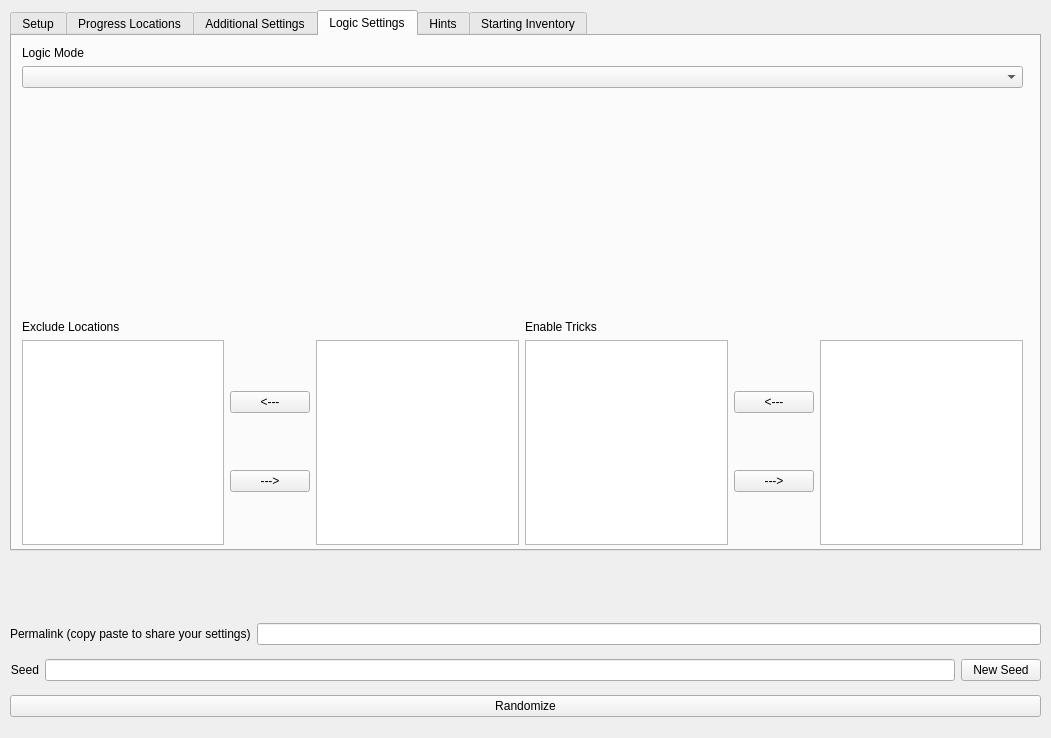
Above: gui/randogui.ui from ssrando/ssrando before the change. Below: the same form after it.
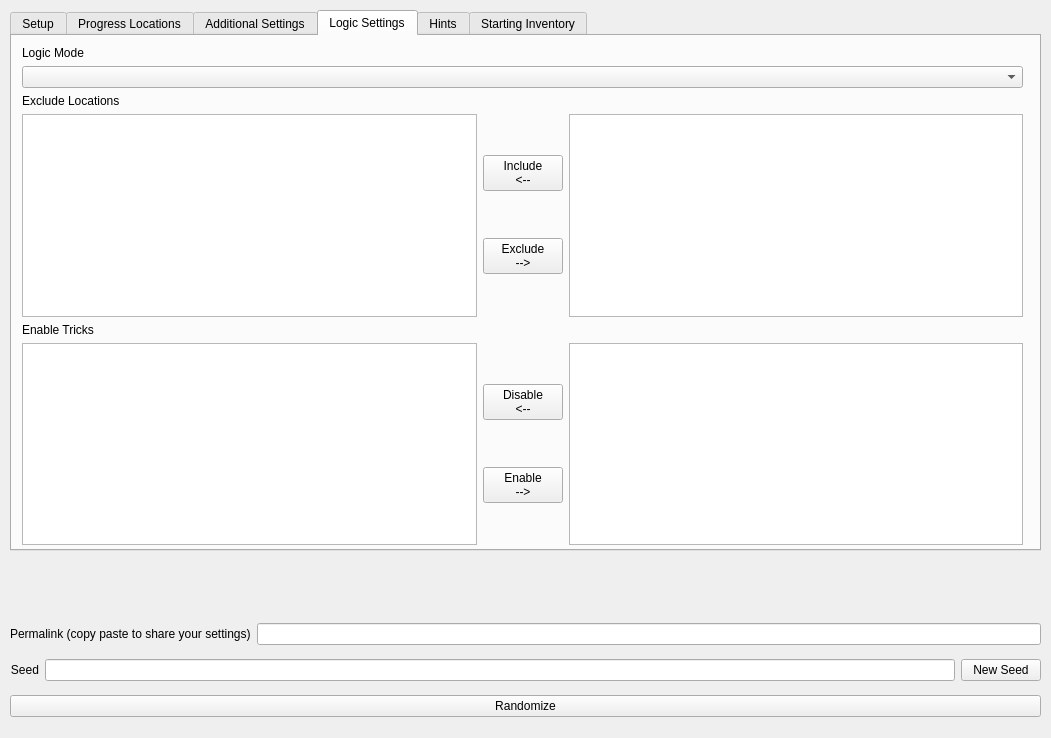
That is the form after the change. The open tabs and pages were chosen to show the change.

Commit message:
Exclude Individual Locations (#282)
* basic wiring for excluded locations

* exclude locations properly based on option

* format

* pr changes

* fix sorting (i guess)

* format

Patch:
```diff
--- a/gui/randogui.ui
+++ b/gui/randogui.ui
@@ -64,7 +64,7 @@
      <string/>
     </property>
     <property name="currentIndex">
-     <number>2</number>
+     <number>3</number>
     </property>
     <widget class="QWidget" name="tab">
      <attribute name="title">
@@ -1561,21 +1561,6 @@
         <widget class="QComboBox" name="option_logic_mode"/>
        </item>
        <item>
-        <spacer name="verticalSpacer_7">
-         <property name="orientation">
-          <enum>Qt::Vertical</enum>
-         </property>
-         <property name="sizeHint" stdset="0">
-          <size>
-           <width>20</width>
-           <height>40</height>
-          </size>
-         </property>
-        </spacer>
-       </item>
-       <item>
-        <layout class="QHBoxLayout" name="horizontalLayout_2">
-         <item>
           <layout class="QVBoxLayout" name="verticalLayout_19">
            <item>
             <widget class="QLabel" name="label">
@@ -1587,28 +1572,30 @@
            <item>
             <layout class="QHBoxLayout" name="horizontalLayout_17">
              <item>
-              <widget class="QListView" name="enabled_locations"/>
+            <widget class="QListView" name="included_locations"/>
              </item>
              <item>
               <layout class="QVBoxLayout" name="verticalLayout_20">
                <item>
-                <widget class="QPushButton" name="enable_location">
+              <widget class="QPushButton" name="include_location">
                  <property name="text">
-                  <string>&lt;---</string>
+                <string>Include
+&lt;--</string>
                  </property>
                 </widget>
                </item>
                <item>
-                <widget class="QPushButton" name="disable_location">
+              <widget class="QPushButton" name="exclude_location">
                  <property name="text">
-                  <string>---&gt;</string>
+                <string>Exclude
+--&gt;</string>
                  </property>
                 </widget>
                </item>
               </layout>
              </item>
              <item>
-              <widget class="QListWidget" name="disabled_locations"/>
+            <widget class="QListView" name="excluded_locations"/>
              </item>
             </layout>
            </item>
@@ -1626,31 +1613,35 @@
            <item>
             <layout class="QHBoxLayout" name="horizontalLayout_18">
              <item>
-              <widget class="QListView" name="enabled_tricks"/>
+            <widget class="QListView" name="disabled_tricks">
+             <property name="toolTip">
+              <string>test</string>
+             </property>
+            </widget>
              </item>
              <item>
               <layout class="QVBoxLayout" name="verticalLayout_21">
-               <item>
-                <widget class="QPushButton" name="enable_trick">
-                 <property name="text">
-                  <string>&lt;---</string>
-                 </property>
-                </widget>
-               </item>
                <item>
                 <widget class="QPushButton" name="disable_trick">
                  <property name="text">
-                  <string>---&gt;</string>
+                <string>Disable
+&lt;--</string>
                  </property>
                 </widget>
                </item>
-              </layout>
-             </item>
              <item>
-              <widget class="QListView" name="disabled_tricks"/>
+              <widget class="QPushButton" name="enable_trick">
+               <property name="text">
+                <string>Enable
+--&gt;</string>
+               </property>
+              </widget>
              </item>
             </layout>
            </item>
+           <item>
+            <widget class="QListView" name="enabled_tricks"/>
+           </item>
           </layout>
          </item>
         </layout>
```
Lines whose indentation alone changed are shown as unchanged. The commit also changes 6 other files.
